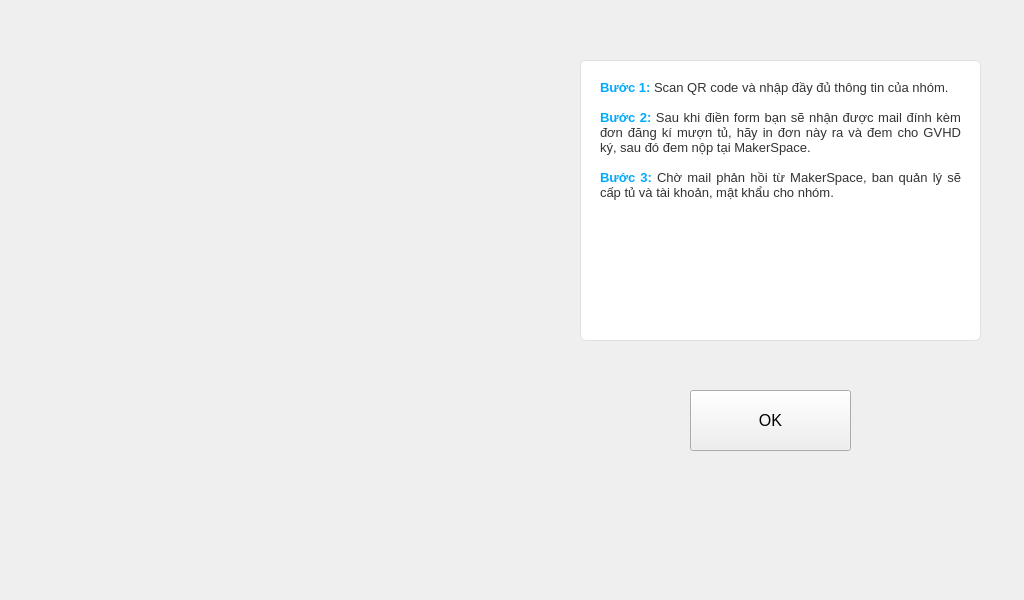
Old version of the form app/ui/QR_CODE.ui in the repository nguyenduytruong1406-pixel/IntelligentLocker.
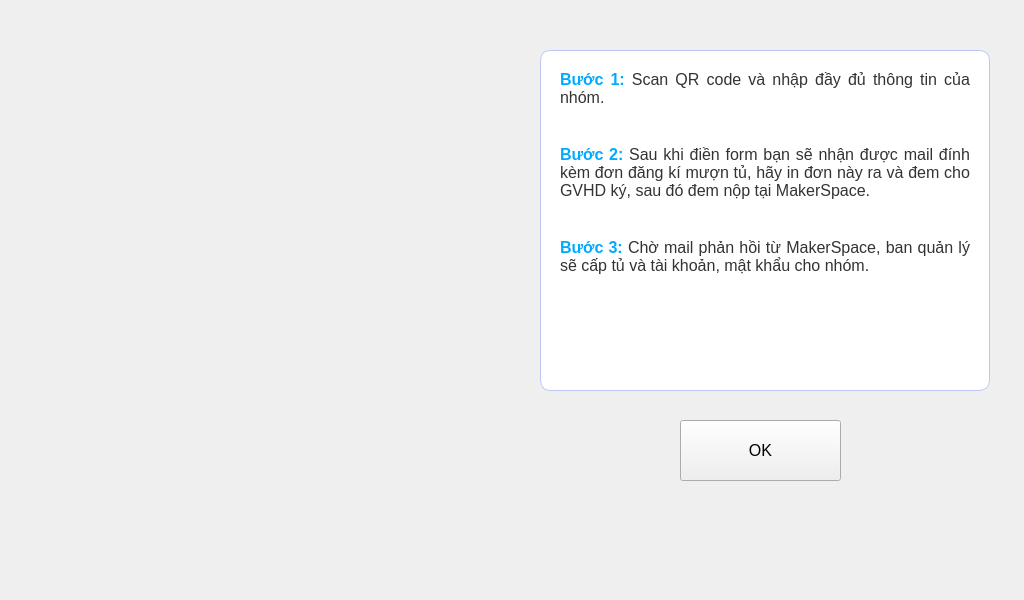
New version of the form.

```diff
--- a/app/ui/QR_CODE.ui
+++ b/app/ui/QR_CODE.ui
@@ -17,8 +17,8 @@
    <widget class="QPushButton" name="back_b">
     <property name="geometry">
      <rect>
-      <x>690</x>
-      <y>390</y>
+      <x>680</x>
+      <y>420</y>
       <width>161</width>
       <height>61</height>
      </rect>
@@ -41,43 +41,45 @@
    <widget class="QTextBrowser" name="textBrowser">
     <property name="geometry">
      <rect>
-      <x>580</x>
-      <y>60</y>
-      <width>401</width>
-      <height>281</height>
+      <x>540</x>
+      <y>50</y>
+      <width>450</width>
+      <height>341</height>
      </rect>
     </property>
     <property name="styleSheet">
      <string notr="true">QTextBrowser {
     font-family: &quot;Segoe UI&quot;, Arial, sans-serif; /* Font chữ hiện đại, dễ đọc */
-    font-size: 14px;                           /* Cỡ chữ vừa phải */
+    font-size: 18px;                           /* Cỡ chữ vừa phải */
     color: #333333;                            /* Màu chữ xám đậm (đỡ mỏi mắt hơn màu đen tuyền) */
     line-height: 150%;                         /* Giãn dòng giúp văn bản thông thoáng */
     padding: 15px;                             /* Tạo khoảng trống giữa chữ và viền (Cực kỳ quan trọng!) */
-    background-color: #ffffff;                 /* Nền trắng sạch sẽ */
-    border: 1px solid #e0e0e0;                 /* Viền mỏng, nhẹ nhàng nhã nhặn */
-    border-radius: 6px;                        /* Bo góc nhẹ để hợp với style các nút bấm của bạn */
+    background-color: rgb(255, 255, 255);                 /* Nền trắng sạch sẽ */
+    border: 1px solid rgb(188, 200, 243);                 /* Viền mỏng, nhẹ nhàng nhã nhặn */
+    border-radius: 10px;                        /* Bo góc nhẹ để hợp với style các nút bấm của bạn */
 }</string>
     </property>
     <property name="html">
      <string>&lt;!DOCTYPE HTML PUBLIC &quot;-//W3C//DTD HTML 4.0//EN&quot; &quot;http://www.w3.org/TR/REC-html40/strict.dtd&quot;&gt;
 &lt;html&gt;&lt;head&gt;&lt;meta name=&quot;qrichtext&quot; content=&quot;1&quot; /&gt;&lt;style type=&quot;text/css&quot;&gt;
 p, li { white-space: pre-wrap; }
-&lt;/style&gt;&lt;/head&gt;&lt;body style=&quot; font-family:'Segoe UI,Arial,sans-serif'; font-size:14px; font-weight:400; font-style:normal;&quot;&gt;
-&lt;p align=&quot;justify&quot; style=&quot; margin-top:0px; margin-bottom:0px; margin-left:0px; margin-right:0px; -qt-block-indent:0; text-indent:0px;&quot;&gt;&lt;span style=&quot; font-family:'MS Shell Dlg 2'; font-size:10pt; font-weight:600; color:#00aaff;&quot;&gt;Bước 1:&lt;/span&gt;&lt;span style=&quot; font-family:'MS Shell Dlg 2'; font-size:10pt;&quot;&gt; Scan QR code và nhập đầy đủ thông tin của nhóm.&lt;/span&gt;&lt;/p&gt;
-&lt;p align=&quot;justify&quot; style=&quot;-qt-paragraph-type:empty; margin-top:0px; margin-bottom:0px; margin-left:0px; margin-right:0px; -qt-block-indent:0; text-indent:0px; font-family:'MS Shell Dlg 2'; font-size:10pt;&quot;&gt;&lt;br /&gt;&lt;/p&gt;
-&lt;p align=&quot;justify&quot; style=&quot; margin-top:0px; margin-bottom:0px; margin-left:0px; margin-right:0px; -qt-block-indent:0; text-indent:0px;&quot;&gt;&lt;span style=&quot; font-family:'MS Shell Dlg 2'; font-size:10pt; font-weight:600; color:#00aaff;&quot;&gt;Bước 2:&lt;/span&gt;&lt;span style=&quot; font-family:'MS Shell Dlg 2'; font-size:10pt;&quot;&gt; Sau khi điền form bạn sẽ nhận được mail đính kèm đơn đăng kí mượn tủ, hãy in đơn này ra và đem cho GVHD ký, sau đó đem nộp tại MakerSpace.&lt;/span&gt;&lt;/p&gt;
-&lt;p align=&quot;justify&quot; style=&quot;-qt-paragraph-type:empty; margin-top:0px; margin-bottom:0px; margin-left:0px; margin-right:0px; -qt-block-indent:0; text-indent:0px; font-family:'MS Shell Dlg 2'; font-size:10pt;&quot;&gt;&lt;br /&gt;&lt;/p&gt;
-&lt;p align=&quot;justify&quot; style=&quot; margin-top:0px; margin-bottom:0px; margin-left:0px; margin-right:0px; -qt-block-indent:0; text-indent:0px;&quot;&gt;&lt;span style=&quot; font-family:'MS Shell Dlg 2'; font-size:10pt; font-weight:600; color:#00aaff;&quot;&gt;Bước 3:&lt;/span&gt;&lt;span style=&quot; font-family:'MS Shell Dlg 2'; font-size:10pt;&quot;&gt; Chờ mail phản hồi từ MakerSpace, ban quản lý sẽ cấp tủ và tài khoản, mật khẩu cho nhóm.&lt;/span&gt;&lt;/p&gt;&lt;/body&gt;&lt;/html&gt;</string>
+&lt;/style&gt;&lt;/head&gt;&lt;body style=&quot; font-family:'Segoe UI,Arial,sans-serif'; font-size:18px; font-weight:400; font-style:normal;&quot;&gt;
+&lt;p align=&quot;justify&quot; style=&quot; margin-top:0px; margin-bottom:0px; margin-left:0px; margin-right:0px; -qt-block-indent:0; text-indent:0px;&quot;&gt;&lt;span style=&quot; font-family:'MS Shell Dlg 2'; font-size:12pt; font-weight:600; color:#00aaff;&quot;&gt;Bước 1:&lt;/span&gt;&lt;span style=&quot; font-family:'MS Shell Dlg 2'; font-size:12pt;&quot;&gt; Scan QR code và nhập đầy đủ thông tin của nhóm.&lt;/span&gt;&lt;/p&gt;
+&lt;p align=&quot;justify&quot; style=&quot;-qt-paragraph-type:empty; margin-top:0px; margin-bottom:0px; margin-left:0px; margin-right:0px; -qt-block-indent:0; text-indent:0px; font-family:'MS Shell Dlg 2'; font-size:12pt;&quot;&gt;&lt;br /&gt;&lt;/p&gt;
+&lt;p align=&quot;justify&quot; style=&quot;-qt-paragraph-type:empty; margin-top:0px; margin-bottom:0px; margin-left:0px; margin-right:0px; -qt-block-indent:0; text-indent:0px; font-family:'MS Shell Dlg 2'; font-size:12pt;&quot;&gt;&lt;br /&gt;&lt;/p&gt;
+&lt;p align=&quot;justify&quot; style=&quot; margin-top:0px; margin-bottom:0px; margin-left:0px; margin-right:0px; -qt-block-indent:0; text-indent:0px;&quot;&gt;&lt;span style=&quot; font-family:'MS Shell Dlg 2'; font-size:12pt; font-weight:600; color:#00aaff;&quot;&gt;Bước 2:&lt;/span&gt;&lt;span style=&quot; font-family:'MS Shell Dlg 2'; font-size:12pt;&quot;&gt; Sau khi điền form bạn sẽ nhận được mail đính kèm đơn đăng kí mượn tủ, hãy in đơn này ra và đem cho GVHD ký, sau đó đem nộp tại MakerSpace.&lt;/span&gt;&lt;/p&gt;
+&lt;p align=&quot;justify&quot; style=&quot;-qt-paragraph-type:empty; margin-top:0px; margin-bottom:0px; margin-left:0px; margin-right:0px; -qt-block-indent:0; text-indent:0px; font-family:'MS Shell Dlg 2'; font-size:12pt;&quot;&gt;&lt;br /&gt;&lt;/p&gt;
+&lt;p align=&quot;justify&quot; style=&quot;-qt-paragraph-type:empty; margin-top:0px; margin-bottom:0px; margin-left:0px; margin-right:0px; -qt-block-indent:0; text-indent:0px; font-family:'MS Shell Dlg 2'; font-size:12pt;&quot;&gt;&lt;br /&gt;&lt;/p&gt;
+&lt;p align=&quot;justify&quot; style=&quot; margin-top:0px; margin-bottom:0px; margin-left:0px; margin-right:0px; -qt-block-indent:0; text-indent:0px;&quot;&gt;&lt;span style=&quot; font-family:'MS Shell Dlg 2'; font-size:12pt; font-weight:600; color:#00aaff;&quot;&gt;Bước 3:&lt;/span&gt;&lt;span style=&quot; font-family:'MS Shell Dlg 2'; font-size:12pt;&quot;&gt; Chờ mail phản hồi từ MakerSpace, ban quản lý sẽ cấp tủ và tài khoản, mật khẩu cho nhóm.&lt;/span&gt;&lt;/p&gt;&lt;/body&gt;&lt;/html&gt;</string>
     </property>
    </widget>
    <widget class="QLabel" name="qr_code">
     <property name="geometry">
      <rect>
-      <x>70</x>
-      <y>40</y>
-      <width>441</width>
-      <height>431</height>
+      <x>30</x>
+      <y>30</y>
+      <width>500</width>
+      <height>500</height>
      </rect>
     </property>
     <property name="text">
```
Left out of the diff: 2 changed lines with no effect on the pictures.
